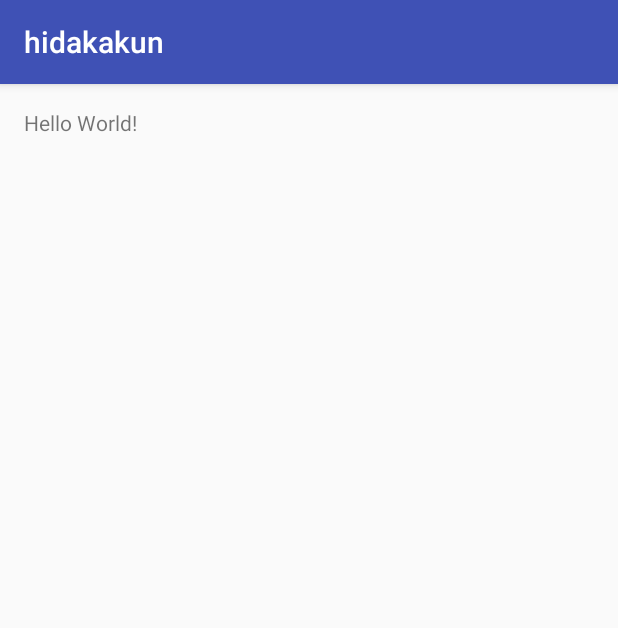
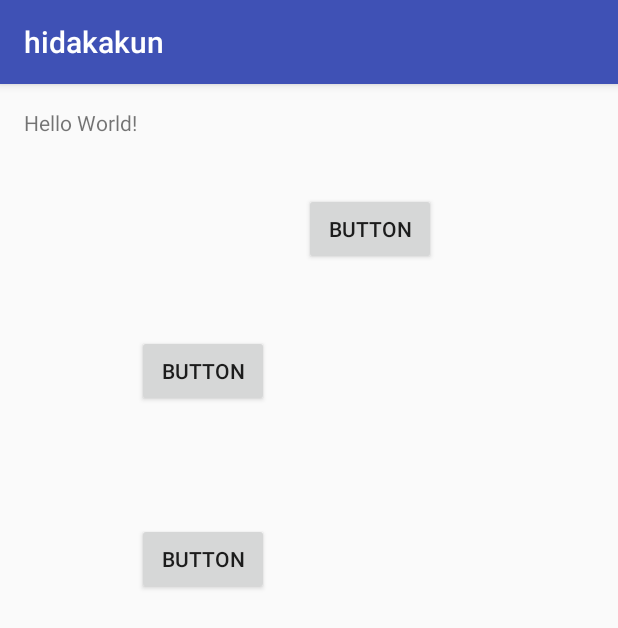
Before and after one commit to aso1501152/hidakakun, an Android app: the screen it shows after launch (MainActivity), on a phone screen of 412 x 824 dp. Shown: the top 628 px of the screen. Run offline under Robolectric (Android 15) with nearby library versions, the phone set to English and light mode, and no system bars.

Commit message:
あじじゃおいじゃいおじゃおじゃおｊ

```diff
--- a/app/src/main/res/layout/activity_main.xml
+++ b/app/src/main/res/layout/activity_main.xml
@@ -13,5 +13,38 @@
     <TextView
         android:layout_width="wrap_content"
         android:layout_height="wrap_content"
-        android:text="Hello World!" />
+        android:text="Hello World!"
+        android:id="@+id/textView" />
+
+    <Button
+        android:text="Button"
+        android:layout_width="wrap_content"
+        android:layout_height="wrap_content"
+        android:layout_below="@+id/textView"
+        android:layout_toRightOf="@+id/textView"
+        android:layout_toEndOf="@+id/textView"
+        android:layout_marginTop="132dp"
+        android:id="@+id/button" />
+
+    <Button
+        android:text="Button"
+        android:layout_width="wrap_content"
+        android:layout_height="wrap_content"
+        android:layout_below="@+id/button"
+        android:layout_alignLeft="@+id/button"
+        android:layout_alignStart="@+id/button"
+        android:layout_marginTop="77dp"
+        android:id="@+id/button2" />
+
+    <Button
+        android:text="Button"
+        android:layout_width="wrap_content"
+        android:layout_height="wrap_content"
+        android:layout_below="@+id/textView"
+        android:layout_toRightOf="@+id/button"
+        android:layout_toEndOf="@+id/button"
+        android:layout_marginLeft="23dp"
+        android:layout_marginStart="23dp"
+        android:layout_marginTop="37dp"
+        android:id="@+id/button3" />
 </RelativeLayout>
```
